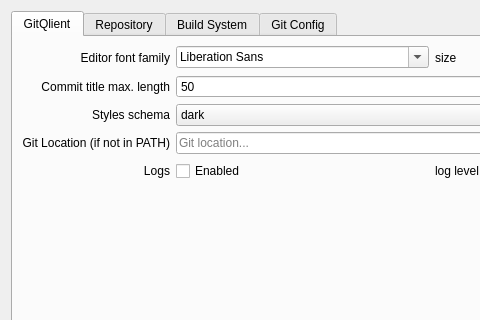
Before: the Qt Designer form src/big_widgets/ConfigDialog.ui in pa-sowa/GitKlient, drawn with Qt 5; both pictures show x 0 to 480 and y 0 to 320 of the 970 by 643 pixel window.
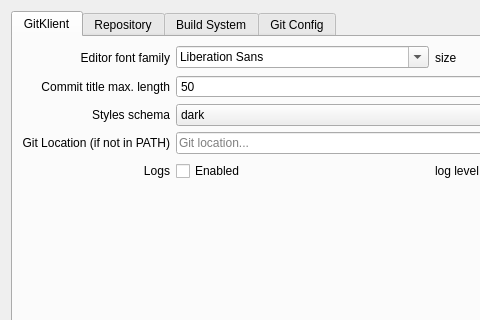
After: the same form once the commit is applied. Custom widgets are drawn as their Qt base class.

Commit message: Use proper file size units in ConfigDialog

```diff
--- a/src/big_widgets/ConfigDialog.ui
+++ b/src/big_widgets/ConfigDialog.ui
@@ -24,7 +24,7 @@
      </property>
      <widget class="QWidget" name="applicationTab">
       <attribute name="title">
-       <string>GitQlient</string>
+       <string>GitKlient</string>
       </attribute>
       <layout class="QVBoxLayout" name="verticalLayout">
        <property name="spacing">
```
The commit also changes 1 other file.
